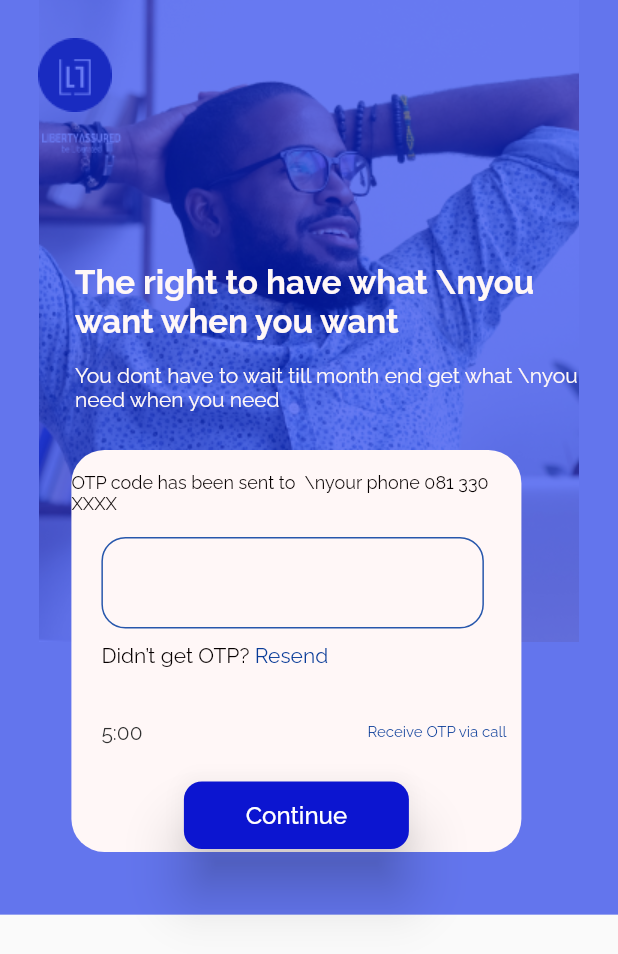
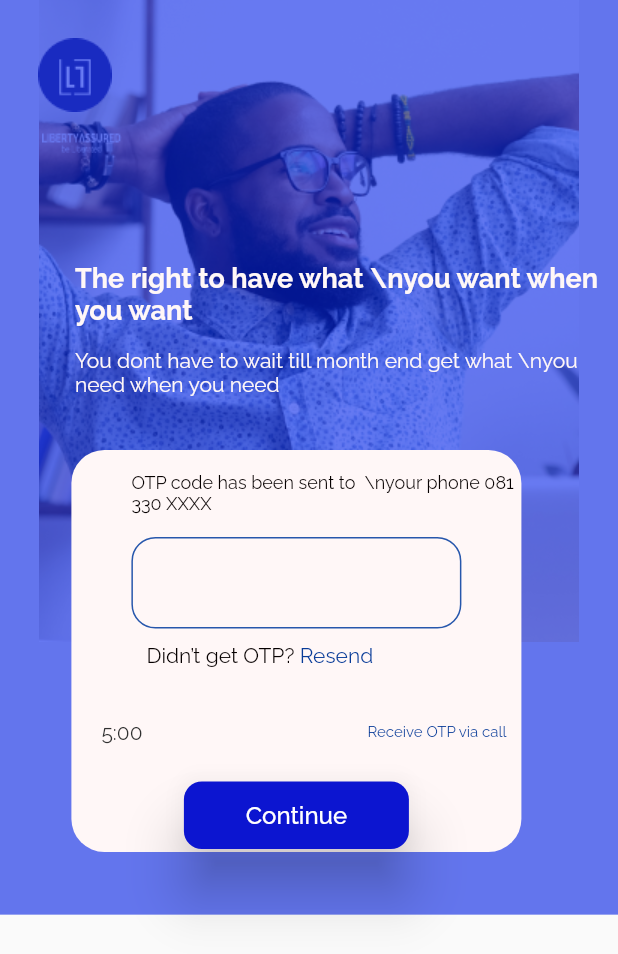
Before and after one commit to LibertyTech-1/Flutterflow, a Flutter app: the screen it shows after launch, after a tap on "Login", on a phone screen of 412 x 824 dp. Shown: the top 954 px of the screen. Run offline on Flutter 3.47's test engine with Material 2 defaults, Android fonts, the phone set to English and light mode, and no system bars; drawn by our look-alikes of auto_size_text; our stand-ins replace equatable, firebase_auth, firebase_core, firebase_storage, font_awesome_flutter, google_fonts and 8 more; missing offline and left inert: json_path, mime_type; accounts and stored records are empty.

Commit message:
Updating to latest FlutterFlow output.

```diff
--- a/lib/congratulations/congratulations_widget.dart
+++ b/lib/congratulations/congratulations_widget.dart
@@ -20,7 +20,7 @@ class _CongratulationsWidgetState extends State<CongratulationsWidget> {
   Widget build(BuildContext context) {
     return Scaffold(
       key: scaffoldKey,
-      backgroundColor: Color(0xCDCEEEFC),
+      backgroundColor: FlutterFlowTheme.tertiaryColor,
       body: SafeArea(
         child: SingleChildScrollView(
           child: Column(
--- a/lib/customer_dashboard/customer_dashboard_widget.dart
+++ b/lib/customer_dashboard/customer_dashboard_widget.dart
@@ -75,7 +75,7 @@ class _CustomerDashboardWidgetState extends State<CustomerDashboardWidget> {
                             alignment: Alignment(0, 0),
                             child: Image.asset(
                               'assets/images/Rectangle 117.png',
-                              width: 308,
+                              width: MediaQuery.of(context).size.width,
                               height: 205,
                               fit: BoxFit.contain,
                             ),
@@ -178,7 +178,7 @@ class _CustomerDashboardWidgetState extends State<CustomerDashboardWidget> {
                       alignment: Alignment(0, 0),
                       child: Image.asset(
                         'assets/images/Rectangle 117.png',
-                        width: 300,
+                        width: MediaQuery.of(context).size.width * 0.8,
                         height: 205,
                         fit: BoxFit.cover,
                       ),
--- a/lib/emaiverification/emaiverification_widget.dart
+++ b/lib/emaiverification/emaiverification_widget.dart
@@ -100,7 +100,7 @@ class _EmaiverificationWidgetState extends State<EmaiverificationWidget> {
                     Padding(
                       padding: EdgeInsets.fromLTRB(20, 20, 0, 0),
                       child: Text(
-                        'Verification code has been sent \\nxxx xxx xxx 2505 ',
+                        'Verification code has been \\nsent xxx xxx xxx 2505 ',
                         style: FlutterFlowTheme.bodyText1.override(
                           fontFamily: 'Raleway',
                           fontSize: 15,
--- a/lib/homepage/homepage_widget.dart
+++ b/lib/homepage/homepage_widget.dart
@@ -82,7 +82,7 @@ class _HomepageWidgetState extends State<HomepageWidget> {
                               style: FlutterFlowTheme.bodyText1.override(
                                 fontFamily: 'Raleway',
                                 color: Colors.white,
-                                fontSize: 22,
+                                fontSize: 18,
                                 fontWeight: FontWeight.bold,
                               ),
                             ),
@@ -104,7 +104,7 @@ class _HomepageWidgetState extends State<HomepageWidget> {
                               style: FlutterFlowTheme.bodyText1.override(
                                 fontFamily: 'Raleway',
                                 color: Colors.white,
-                                fontSize: 26,
+                                fontSize: 20,
                                 fontWeight: FontWeight.bold,
                               ),
                             ),
@@ -116,7 +116,7 @@ class _HomepageWidgetState extends State<HomepageWidget> {
                               style: FlutterFlowTheme.bodyText1.override(
                                 fontFamily: 'Raleway',
                                 color: Colors.white,
-                                fontSize: 36,
+                                fontSize: 28,
                                 fontWeight: FontWeight.bold,
                               ),
                             ),
@@ -126,7 +126,7 @@ class _HomepageWidgetState extends State<HomepageWidget> {
                             style: FlutterFlowTheme.bodyText1.override(
                               fontFamily: 'Raleway',
                               color: FlutterFlowTheme.tertiaryColor,
-                              fontSize: 36,
+                              fontSize: 28,
                               fontWeight: FontWeight.bold,
                             ),
                           ),
@@ -138,8 +138,8 @@ class _HomepageWidgetState extends State<HomepageWidget> {
                               },
                               text: 'APPLY NOW',
                               options: FFButtonOptions(
-                                width: 180,
-                                height: 50,
+                                width: 120,
+                                height: 40,
                                 color: FlutterFlowTheme.tertiaryColor,
                                 textStyle: FlutterFlowTheme.subtitle2.override(
                                   fontFamily: 'Raleway',
@@ -160,7 +160,7 @@ class _HomepageWidgetState extends State<HomepageWidget> {
                               mainAxisSize: MainAxisSize.max,
                               children: [
                                 Padding(
-                                  padding: EdgeInsets.fromLTRB(0, 0, 30, 0),
+                                  padding: EdgeInsets.fromLTRB(0, 0, 30, 30),
                                   child: Material(
                                     color: Colors.transparent,
                                     elevation: 16,
@@ -185,33 +185,33 @@ class _HomepageWidgetState extends State<HomepageWidget> {
                                         children: [
                                           Padding(
                                             padding: EdgeInsets.fromLTRB(
-                                                40, 5, 0, 0),
+                                                70, 5, 0, 0),
                                             child: Text(
                                               'Financial Freedom',
                                               style: FlutterFlowTheme.bodyText1
                                                   .override(
                                                 fontFamily: 'Raleway',
                                                 color: Color(0xDA041BC1),
-                                                fontSize: 26,
+                                                fontSize: 18,
                                                 fontWeight: FontWeight.w600,
                                               ),
                                             ),
                                           ),
                                           Padding(
                                             padding: EdgeInsets.fromLTRB(
-                                                40, 9, 0, 0),
+                                                60, 9, 0, 0),
                                             child: Text(
                                               'IPPIS NO',
                                               style: FlutterFlowTheme.bodyText1
                                                   .override(
                                                 fontFamily: 'Raleway',
-                                                fontSize: 16,
+                                                fontSize: 14,
                                               ),
                                             ),
                                           ),
                                           Padding(
                                             padding: EdgeInsets.fromLTRB(
-                                                30, 4, 30, 0),
+                                                50, 4, 50, 0),
                                             child: TextFormField(
                                               controller: textController,
                                               obscureText: false,
@@ -222,7 +222,7 @@ class _HomepageWidgetState extends State<HomepageWidget> {
                                                     .override(
                                                   fontFamily: 'Raleway',
                                                   color: Color(0xFF6B6A6A),
-                                                  fontSize: 14,
+                                                  fontSize: 12,
                                                 ),
                                                 enabledBorder:
                                                     OutlineInputBorder(
@@ -265,13 +265,13 @@ class _HomepageWidgetState extends State<HomepageWidget> {
                                                   .override(
                                                 fontFamily: 'Raleway',
                                                 color: Color(0xFF6B6A6A),
-                                                fontSize: 14,
+                                                fontSize: 12,
                                               ),
                                             ),
                                           ),
                                           Padding(
                                             padding: EdgeInsets.fromLTRB(
-                                                30, 15, 30, 0),
+                                                50, 15, 50, 0),
                                             child: FFButtonWidget(
                                               onPressed: () async {
                                                 await Navigator.push(
@@ -316,7 +316,7 @@ class _HomepageWidgetState extends State<HomepageWidget> {
                                           ),
                                           Padding(
                                             padding: EdgeInsets.fromLTRB(
-                                                30, 8, 30, 0),
+                                                50, 8, 50, 0),
                                             child: FFButtonWidget(
                                               onPressed: () async {
                                                 await Navigator.push(
@@ -355,6 +355,7 @@ class _HomepageWidgetState extends State<HomepageWidget> {
                                               style: FlutterFlowTheme.bodyText1
                                                   .override(
                                                 fontFamily: 'Raleway',
+                                                fontSize: 12,
                                                 fontWeight: FontWeight.bold,
                                               ),
                                             ),
--- a/lib/loan_cnfirmation/loan_cnfirmation_widget.dart
+++ b/lib/loan_cnfirmation/loan_cnfirmation_widget.dart
@@ -33,7 +33,7 @@ class _LoanCnfirmationWidgetState extends State<LoanCnfirmationWidget> {
   Widget build(BuildContext context) {
     return Scaffold(
       key: scaffoldKey,
-      backgroundColor: Color(0x985C6263),
+      backgroundColor: Color(0xFFE0DFDF),
       body: SafeArea(
         child: SingleChildScrollView(
           child: Column(
--- a/lib/o_t_p_page/o_t_p_page_widget.dart
+++ b/lib/o_t_p_page/o_t_p_page_widget.dart
@@ -91,7 +91,7 @@ class _OTPPageWidgetState extends State<OTPPageWidget> {
                                           FlutterFlowTheme.bodyText1.override(
                                         fontFamily: 'Raleway',
                                         color: Color(0xFFFFF7F7),
-                                        fontSize: 22,
+                                        fontSize: 18,
                                         fontWeight: FontWeight.bold,
                                       ),
                                     ),
@@ -138,7 +138,7 @@ class _OTPPageWidgetState extends State<OTPPageWidget> {
                                 Align(
                                   alignment: Alignment(-0.8, 0),
                                   child: Padding(
-                                    padding: EdgeInsets.fromLTRB(0, 15, 0, 0),
+                                    padding: EdgeInsets.fromLTRB(40, 15, 0, 0),
                                     child: Text(
                                       'OTP code has been sent to  \\nyour phone 081 330 XXXX',
                                       style:
@@ -158,7 +158,7 @@ class _OTPPageWidgetState extends State<OTPPageWidget> {
                                       Expanded(
                                         child: Padding(
                                           padding:
-                                              EdgeInsets.fromLTRB(0, 0, 5, 0),
+                                              EdgeInsets.fromLTRB(20, 0, 20, 0),
                                           child: TextFormField(
                                             onChanged: (_) => setState(() {}),
                                             controller: textController,
@@ -228,7 +228,7 @@ class _OTPPageWidgetState extends State<OTPPageWidget> {
                                     children: [
                                       Padding(
                                         padding:
-                                            EdgeInsets.fromLTRB(20, 0, 0, 0),
+                                            EdgeInsets.fromLTRB(50, 0, 0, 0),
                                         child: Text(
                                           'Didn’t get OTP? ',
                                           style: FlutterFlowTheme.bodyText1
--- a/pubspec.yaml
+++ b/pubspec.yaml
@@ -28,15 +28,16 @@ dependencies:
   equatable: ^1.2.5
   firebase_auth: ^0.20.0+1
   firebase_core: ^0.7.0
-  flutter_datetime_picker: 1.5.0
-  flutter_facebook_auth: ^2.0.2+1
+  firebase_storage: ^7.0.0
   font_awesome_flutter:
   google_fonts:
   google_sign_in: ^4.0.16
+  image_picker: ^0.6.7+22
   intl:
   json_path: ^0.2.1
   latlong:
   location:
+  mime_type: ^1.0.0
   page_transition:
   rxdart: ^0.25.0
   sign_in_with_apple: ^2.5.4
```
Also changed, not shown: lib/backend/firebase_storage/storage.dart (added, +11 -0 lines), lib/flutter_flow/upload_media.dart (added, +76 -0 lines), lib/k_y_cpage/k_y_cpage_widget.dart (+111 -17 lines), lib/registration_page/registration_page_widget.dart (+35 -42 lines), assets/images/Photo_by_dagnogoinza_via_Iwaria__1_-removebg-preview 1.png (deleted), 2 other files.
